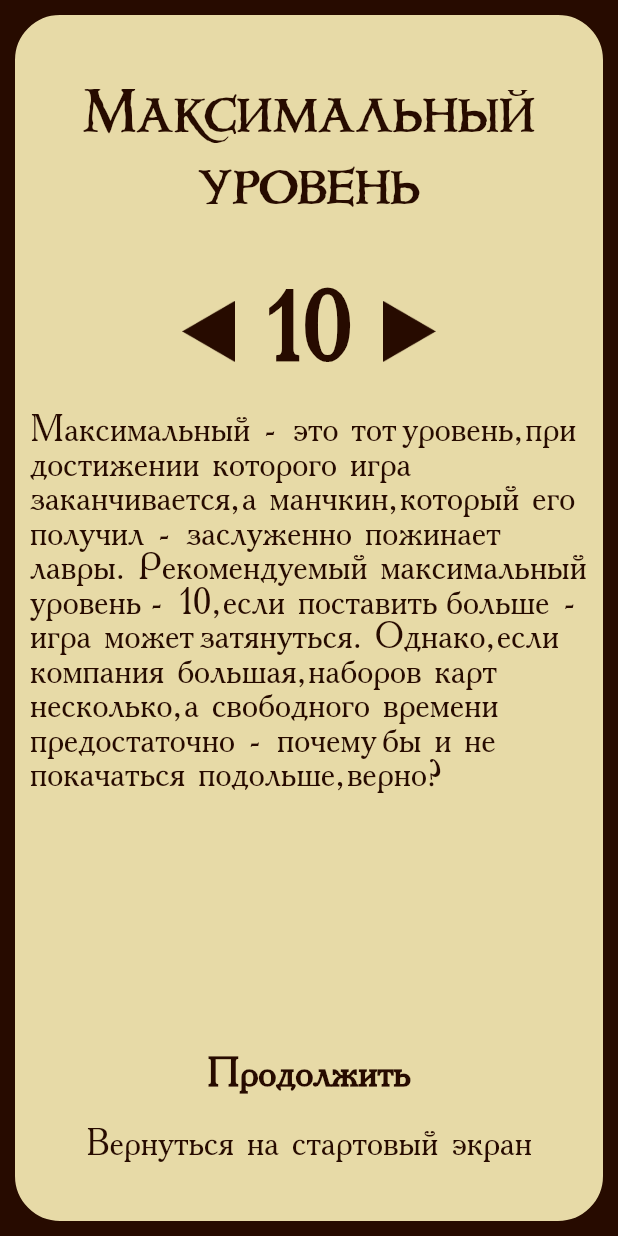
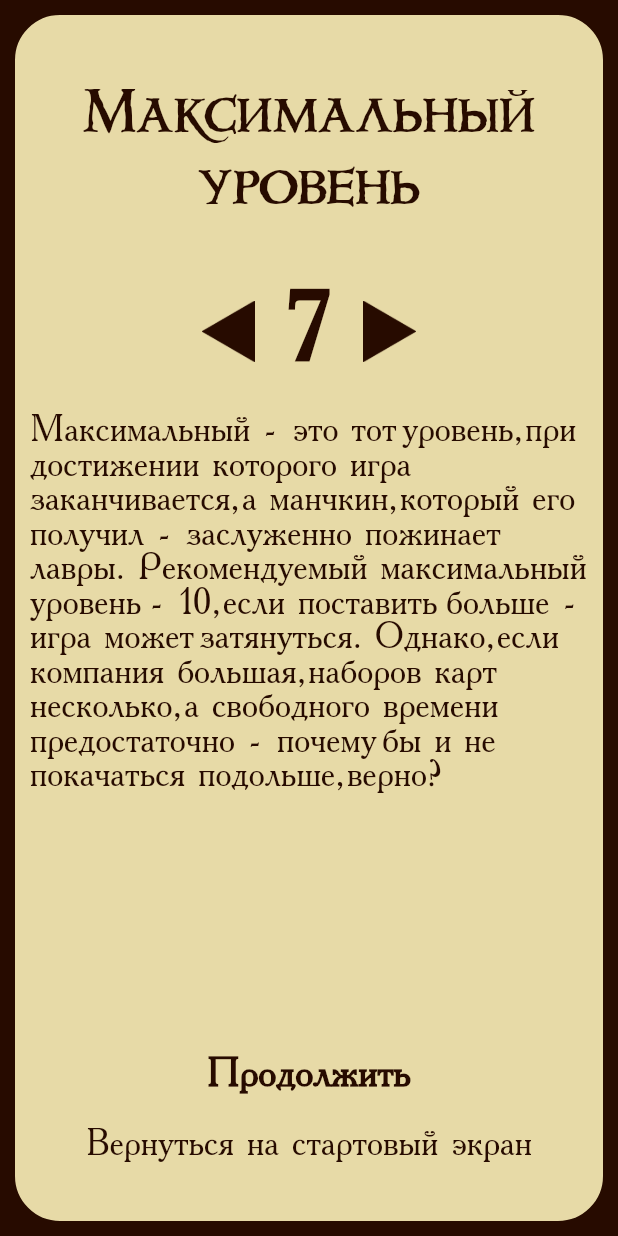
Before and after one commit to V4nchous/munchkin_notebook, a Flutter app: the MaxLevel screen opened by its route, on a phone screen of 412 x 824 dp. Run offline on Flutter 3.47's test engine with Material 2 defaults, Android fonts, the phone set to English and light mode, and no system bars; our stand-ins replace auto_route; generated files the repository leaves out were written again.

Commit message:
Level Selection widget

```diff
--- a/lib/pages/basic_widgets/page_units/lvl_selection_group.dart
+++ b/lib/pages/basic_widgets/page_units/lvl_selection_group.dart
@@ -3,11 +3,19 @@ import 'package:munchkin_notebook/core/ui/constants/app_colors.dart';
 import 'package:munchkin_notebook/pages/basic_widgets/features/screen_scale.dart';
 
 // ignore: must_be_immutable
-class LvlSelectionGroup extends StatelessWidget {
-  LvlSelectionGroup({super.key});
+class LvlSelectionGroup extends StatefulWidget {
+  const LvlSelectionGroup({
+    super.key,
+    required this.controller,
+  });
 
-  int lvlSelection = 10;
+  final MaxLevelController controller;
 
+  @override
+  State<LvlSelectionGroup> createState() => _LvlSelectionGroupState();
+}
+
+class _LvlSelectionGroupState extends State<LvlSelectionGroup> {
   @override
   Widget build(BuildContext context) {
     double screenScale = getScreenScale(context);
@@ -16,13 +24,21 @@ class LvlSelectionGroup extends StatelessWidget {
       crossAxisAlignment: CrossAxisAlignment.center,
       mainAxisAlignment: MainAxisAlignment.center,
       children: [
-        SizedBox(
+        InkWell(
+          onTap: () {
+            setState(() {
+              widget.controller.decrementLevel();
+            });
+          },
+          child: SizedBox(
             height: 30 * screenScale,
             child: Image.asset('assets/images/arrow_left_max_lvl.png'),
           ),
-        const SizedBox(width: 20),
-        Text(
-          lvlSelection.toString(),
+        ),
+        Padding(
+          padding: const EdgeInsets.symmetric(horizontal: 20),
+          child: Text(
+            widget.controller.currentValue.toString(),
             style: TextStyle(
               color: AppColors.accentColor,
               fontSize: 48 * screenScale,
@@ -30,12 +46,50 @@ class LvlSelectionGroup extends StatelessWidget {
               fontFamily: 'academy',
             ),
           ),
-        const SizedBox(width: 20),
-        SizedBox(
+        ),
+        InkWell(
+          onTap: () {
+            setState(() {
+              widget.controller.incrementLevel();
+            });
+          },
+          child: SizedBox(
             height: 30 * screenScale,
             child: Image.asset('assets/images/arrow_right_max_lvl.png'),
+          ),
         ),
       ],
     );
   }
 }
+
+class MaxLevelController {
+  static const int _defaultLevel = 7;
+  static const int _minLevel = 3;
+  static const int _maxLevel = 15;
+
+  MaxLevelController({
+    int initialValue = _defaultLevel,
+  }) : currentValue = initialValue;
+
+  int currentValue;
+
+  void setLevel(int value) {
+    if (currentValue >= MaxLevelController._minLevel &&
+        currentValue <= MaxLevelController._maxLevel) {
+      currentValue = value;
+    }
+  }
+
+  void decrementLevel() {
+    if (currentValue > MaxLevelController._minLevel) {
+      currentValue--;
+    }
+  }
+
+  void incrementLevel() {
+    if (currentValue < MaxLevelController._maxLevel) {
+      currentValue++;
+    }
+  }
+}
--- a/lib/pages/max_level.dart
+++ b/lib/pages/max_level.dart
@@ -11,7 +11,10 @@ import 'package:munchkin_notebook/pages/basic_widgets/page_units/title.dart';
 
 @RoutePage()
 class MaxLevel extends StatelessWidget {
-  const MaxLevel({super.key});
+  MaxLevel({super.key});
+
+  final MaxLevelController _maxLevelController =
+      MaxLevelController(initialValue: 7);
 
   @override
   Widget build(BuildContext context) {
@@ -22,7 +25,9 @@ class MaxLevel extends StatelessWidget {
           child: Column(
             children: [
               const SizedBox(height: 20),
-              LvlSelectionGroup(),
+              LvlSelectionGroup(
+                controller: _maxLevelController,
+              ),
               const SizedBox(height: 20),
               Expanded(
                 child: MyDescription(
```
Also changed, not shown: lib/navigation/router.gr.dart. Lines whose indentation alone changed are shown as unchanged.
